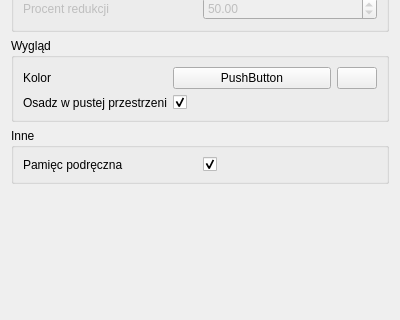
The window that src/SokarUi/SegmentationPipelineEditor.ui (jedrzejowski/sokar-app) describes before a commit, drawn with Qt 5; both pictures show x 0 to 400 and y 708 to 1028 of the 400 by 1306 pixel window.
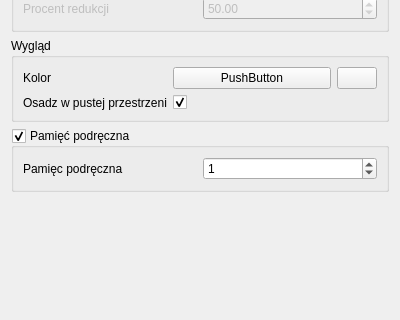
The same window after the commit. Icons and pictures are not drawn. Custom widgets are drawn as their Qt base class.

```diff
--- a/src/SokarUi/SegmentationPipelineEditor.ui
+++ b/src/SokarUi/SegmentationPipelineEditor.ui
@@ -585,7 +585,10 @@
    <item>
     <widget class="QGroupBox" name="groupBox_5">
      <property name="title">
-      <string>Inne</string>
+      <string>Pamięć podręczna</string>
+     </property>
+     <property name="checkable">
+      <bool>true</bool>
      </property>
      <layout class="QGridLayout" name="gridLayout_5">
       <item row="0" column="0">
@@ -596,12 +599,9 @@
        </widget>
       </item>
       <item row="0" column="1">
-       <widget class="QCheckBox" name="cacheInterpolation">
-        <property name="text">
-         <string notr="true"/>
-        </property>
-        <property name="checked">
-         <bool>true</bool>
+       <widget class="QSpinBox" name="cahce_thread_count">
+        <property name="value">
+         <number>1</number>
         </property>
        </widget>
       </item>
```
Left out of the diff: 4 changed lines with no effect on the pictures.
